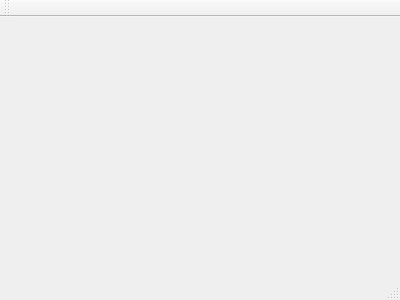
This is mainwindow.ui in zed0/Qutebox as Qt 5 draws it before an edit. The edited form follows.
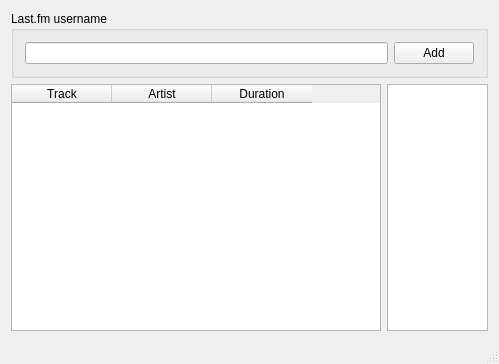
This is the edited form.

Commit message: Added some UI components and a basic user model.

What changed in the file:
```diff
--- a/mainwindow.ui
+++ b/mainwindow.ui
@@ -1,24 +1,85 @@
 <ui version="4.0">
  <class>MainWindow</class>
- <widget class="QMainWindow" name="MainWindow" >
-  <property name="geometry" >
+ <widget class="QMainWindow" name="MainWindow">
+  <property name="geometry">
    <rect>
     <x>0</x>
     <y>0</y>
-    <width>400</width>
-    <height>300</height>
+    <width>499</width>
+    <height>364</height>
    </rect>
   </property>
   <property name="windowTitle" >
    <string>MainWindow</string>
   </property>
-  <widget class="QMenuBar" name="menuBar" />
-  <widget class="QToolBar" name="mainToolBar" />
-  <widget class="QWidget" name="centralWidget" />
-  <widget class="QStatusBar" name="statusBar" />
+  <widget class="QWidget" name="centralWidget">
+   <layout class="QGridLayout" name="gridLayout_2">
+    <item row="0" column="0" colspan="2">
+     <widget class="QGroupBox" name="userGroupBox">
+      <property name="title">
+       <string>Last.fm username</string>
+      </property>
+      <layout class="QGridLayout" name="gridLayout">
+       <item row="0" column="1">
+        <widget class="QPushButton" name="usernameButton">
+         <property name="text">
+          <string>Add</string>
+         </property>
+        </widget>
+       </item>
+       <item row="0" column="0">
+        <widget class="QLineEdit" name="usernameLineEdit"/>
+       </item>
+      </layout>
+     </widget>
+    </item>
+    <item row="1" column="0">
+     <widget class="QTableWidget" name="currentMusicTable">
+      <column>
+       <property name="text">
+        <string>Track</string>
+       </property>
+      </column>
+      <column>
+       <property name="text">
+        <string>Artist</string>
+       </property>
+      </column>
+      <column>
+       <property name="text">
+        <string>Duration</string>
+       </property>
+      </column>
+     </widget>
+    </item>
+    <item row="1" column="1">
+     <widget class="QListView" name="userListView">
+      <property name="maximumSize">
+       <size>
+        <width>101</width>
+        <height>16777215</height>
+       </size>
+      </property>
+      <property name="editTriggers">
+       <set>QAbstractItemView::NoEditTriggers</set>
+      </property>
+     </widget>
+    </item>
+   </layout>
+  </widget>
+  <widget class="QMenuBar" name="menuBar">
+   <property name="geometry">
+    <rect>
+     <x>0</x>
+     <y>0</y>
+     <width>499</width>
+     <height>25</height>
+    </rect>
+   </property>
+  </widget>
+  <widget class="QStatusBar" name="statusBar"/>
  </widget>
- <layoutDefault spacing="6" margin="11" />
- <pixmapfunction></pixmapfunction>
+ <layoutdefault spacing="6" margin="11"/>
  <resources/>
  <connections/>
 </ui>
```
Left out of the diff: 25 changed lines with no effect on the pictures. The commit also changes 3 other files.
